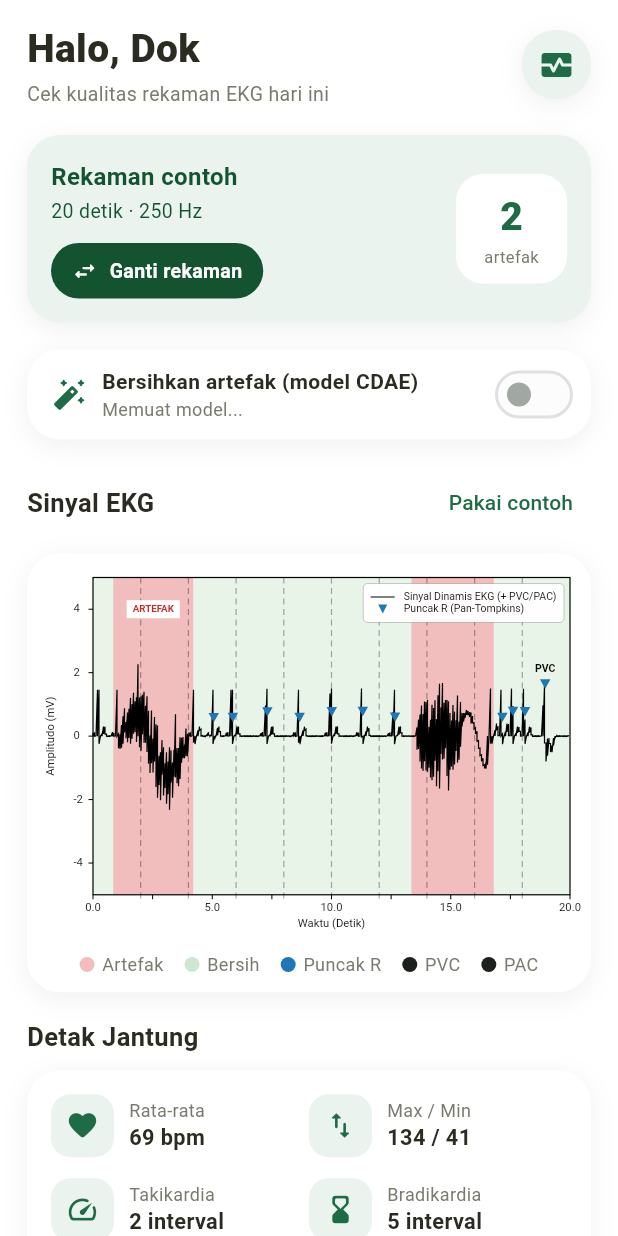
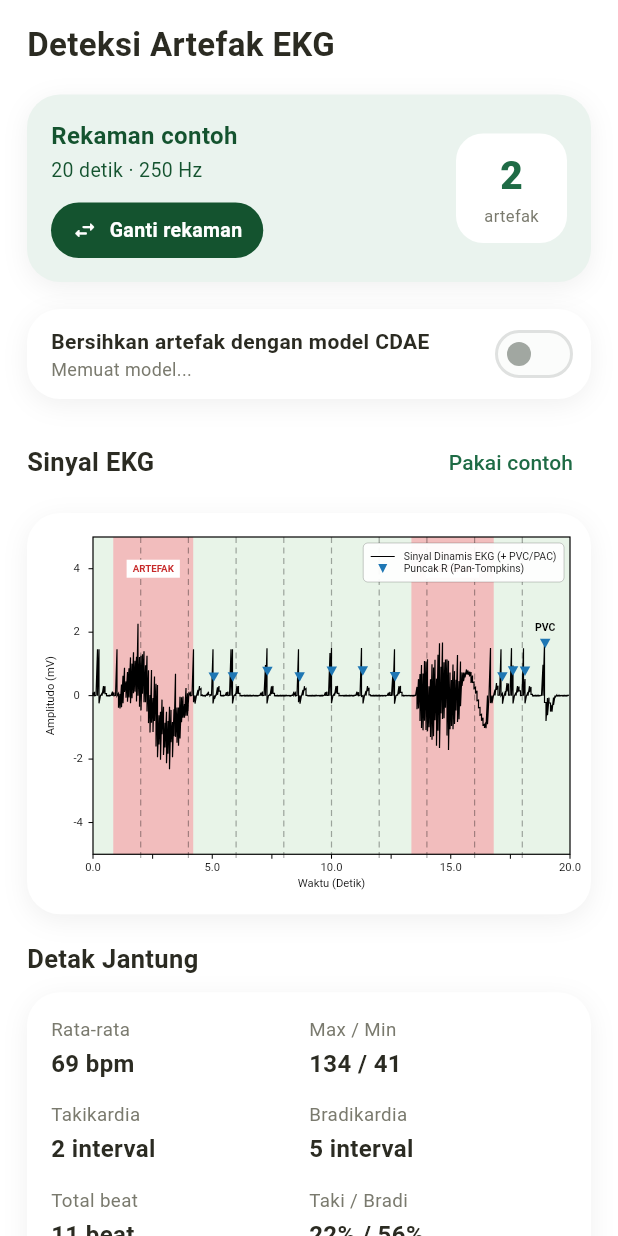
Before and after one commit to zafiranurkamila/ekg-artefak, a Flutter app: the screen it shows after launch, on a phone screen of 412 x 824 dp. Run offline on Flutter 3.47's test engine with Material 3 defaults, Android fonts, the phone set to English and light mode, and no system bars; our stand-ins replace file_picker.

Commit message:
Tampilan lebih polos: tanpa sapaan, ikon, dan legenda titik

```diff
--- a/lib/main.dart
+++ b/lib/main.dart
@@ -147,21 +147,7 @@ class _LayarState extends State<Layar> {
     final durasi = _h.sinyal.length / _h.fs;
     final durArt = _h.artefak.fold(0.0, (a, g) => a + g.selesai - g.mulai);
     return ListView(padding: const EdgeInsets.fromLTRB(18, 14, 18, 24), children: [
-      Row(children: [
-        const Expanded(
-          child: Column(crossAxisAlignment: CrossAxisAlignment.start, children: [
-            Text('Halo, Dok', style: TextStyle(fontSize: 26, fontWeight: FontWeight.w800, color: tinta)),
-            SizedBox(height: 2),
-            Text('Cek kualitas rekaman EKG hari ini', style: TextStyle(color: redup, fontSize: 13)),
-          ]),
-        ),
-        Container(
-          width: 46,
-          height: 46,
-          decoration: kartu(zaitunMuda),
-          child: const Icon(Icons.monitor_heart_rounded, color: zaitun),
-        ),
-      ]),
+      const Text('Deteksi Artefak EKG', style: TextStyle(fontSize: 22, fontWeight: FontWeight.w700, color: tinta)),
       const SizedBox(height: 18),
       Container(
         padding: const EdgeInsets.all(16),
@@ -193,11 +179,9 @@ class _LayarState extends State<Layar> {
         padding: const EdgeInsets.fromLTRB(16, 6, 8, 6),
         decoration: kartu(),
         child: Row(children: [
-          const Icon(Icons.auto_fix_high_rounded, color: zaitun),
-          const SizedBox(width: 10),
           Expanded(
             child: Column(crossAxisAlignment: CrossAxisAlignment.start, children: [
-              const Text('Bersihkan artefak (model CDAE)', style: TextStyle(fontWeight: FontWeight.w600, color: tinta)),
+              const Text('Bersihkan artefak dengan model CDAE', style: TextStyle(fontWeight: FontWeight.w600, color: tinta)),
               Text(_model.isEmpty ? 'Memuat model...' : 'Denoising untuk noise ${_model.keys.join(', ').toUpperCase()}',
                   style: const TextStyle(color: redup, fontSize: 12)),
             ]),
@@ -219,18 +203,6 @@ class _LayarState extends State<Layar> {
         decoration: kartu(),
         child: Column(children: [
           AspectRatio(aspectRatio: 1.45, child: CustomPaint(painter: Grafik(_h))),
-          const SizedBox(height: 8),
-          const Wrap(alignment: WrapAlignment.center, runSpacing: 4, children: [
-            _Titik(warna: Color(0xFFF2BDBD), teks: 'Artefak'),
-            SizedBox(width: 14),
-            _Titik(warna: Color(0xFFCFE6CF), teks: 'Bersih'),
-            SizedBox(width: 14),
-            _Titik(warna: Color(0xFF1F77B4), teks: 'Puncak R'),
-            SizedBox(width: 14),
-            _Titik(warna: Color(0xFF1C211E), teks: 'PVC'),
-            SizedBox(width: 14),
-            _Titik(warna: Color(0xFF1C211E), teks: 'PAC'),
-          ]),
         ]),
       ),
       const SizedBox(height: 18),
@@ -341,24 +313,14 @@ class _TombolPil extends StatelessWidget {
 }
 
 class _Detail extends StatelessWidget {
-  final IconData ikon;
+  final IconData ikon; // tidak ditampilkan, dibiarkan agar pemanggil tidak berubah
   final String label, nilai;
   const _Detail({required this.ikon, required this.label, required this.nilai});
   @override
-  Widget build(BuildContext context) => Row(children: [
-        Container(
-          width: 42,
-          height: 42,
-          decoration: BoxDecoration(color: zaitunMuda, borderRadius: BorderRadius.circular(13)),
-          child: Icon(ikon, color: zaitun, size: 22),
-        ),
-        const SizedBox(width: 10),
-        Expanded(
-          child: Column(crossAxisAlignment: CrossAxisAlignment.start, children: [
-            Text(label, style: const TextStyle(color: redup, fontSize: 12)),
-            Text(nilai, style: const TextStyle(fontWeight: FontWeight.w700, color: tinta, fontSize: 14.5)),
-          ]),
-        ),
+  Widget build(BuildContext context) => Column(crossAxisAlignment: CrossAxisAlignment.start, children: [
+        Text(label, style: const TextStyle(color: redup, fontSize: 12.5)),
+        const SizedBox(height: 2),
+        Text(nilai, style: const TextStyle(fontWeight: FontWeight.w700, color: tinta, fontSize: 16)),
       ]);
 }
 
```
